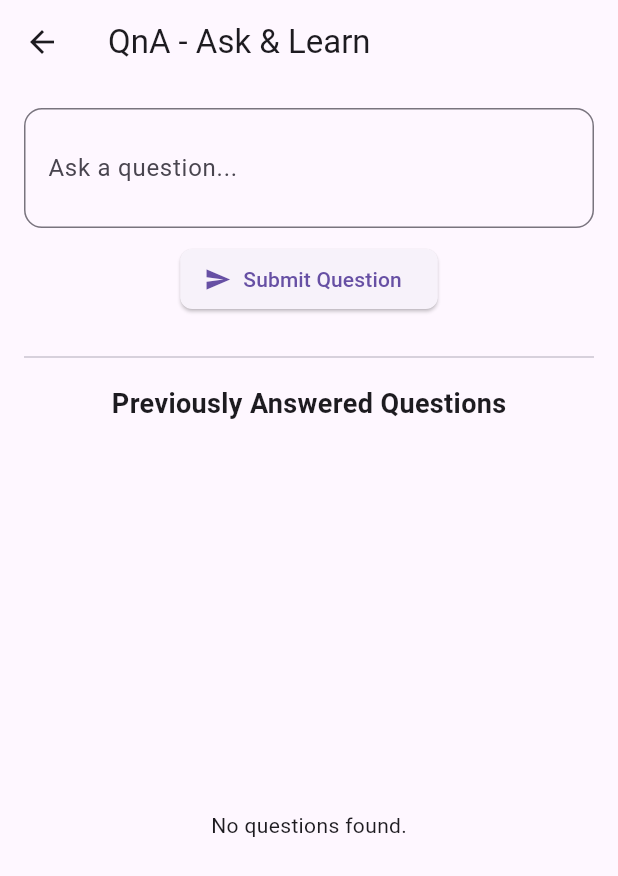
After one commit to hasanmehediii/CSE-2216-Project, a Flutter app: the QnAPage screen opened directly, after a tap on "Submit Question", on a phone screen of 412 x 824 dp. The commit adds this screen. Shown: the top 876 px of the screen. Run offline on Flutter 3.47's test engine with Material 3 defaults, Android fonts, the phone set to English and light mode, and no system bars; our stand-ins replace cached_network_image, cloud_firestore, firebase_core, flutter_dotenv, flutter_map, flutter_secure_storage and 6 more; accounts and stored records are empty; network calls fail; project files that could hold a hidden picture were left out.

Commit message:
qna added

```diff
--- a/lib/screens/Home.dart
+++ b/lib/screens/Home.dart
@@ -12,6 +12,8 @@ import 'home_screens/pro.dart';
 import 'home_screens/picpair.dart';
 import 'home_screens/video_lessons.dart';
 import 'home_screens/sentence_builder.dart';
+import 'home_screens/qna.dart';
+
 
 class HomeScreen extends StatefulWidget {
   const HomeScreen({super.key});
@@ -134,6 +136,7 @@ class _HomeScreenState extends State<HomeScreen> {
               _buildDrawerItem(Icons.check_circle_outline, "MCQ Test", const MCQTestPage()),
               _buildDrawerItem(Icons.image_search, "Flash Cards", const MatchPage()),
               _buildDrawerItem(Icons.text_snippet, "Sentence Builder", const SentenceBuilderGame()),
+              _buildDrawerItem(Icons.question_answer, "QnA", const QnAPage()),
               _buildDrawerItem(Icons.settings, "Settings", const SettingsPage()),
               const Spacer(),
               const Divider(),
--- /dev/null
+++ b/lib/screens/home_screens/qna.dart
@@ -0,0 +1,151 @@
+import 'dart:convert';
+import 'package:flutter/material.dart';
+import 'package:http/http.dart' as http;
+import 'package:flutter_dotenv/flutter_dotenv.dart';
+import '../../services/storage_service.dart';
+
+
+class QnAPage extends StatefulWidget {
+  const QnAPage({super.key});
+
+  @override
+  State<QnAPage> createState() => _QnAPageState();
+}
+
+class _QnAPageState extends State<QnAPage> {
+  final TextEditingController questionController = TextEditingController();
+  final String baseUrl = dotenv.env['BASE_URL']!;
+  List<dynamic> qnaList = [];
+  bool isLoading = false;
+
+  @override
+  void initState() {
+    super.initState();
+    fetchQnAs();
+  }
+
+  Future<void> fetchQnAs() async {
+    setState(() => isLoading = true);
+    try {
+      final response = await http.get(Uri.parse('$baseUrl/qna/all'));
+
+      if (response.statusCode == 200) {
+        setState(() {
+          qnaList = jsonDecode(response.body);
+        });
+      } else {
+        debugPrint('Failed to fetch QnAs');
+      }
+    } catch (e) {
+      debugPrint('Error fetching QnAs: $e');
+    }
+    setState(() => isLoading = false);
+  }
+
+  Future<void> submitQuestion() async {
+    final question = questionController.text.trim();
+    if (question.isEmpty) return;
+
+    try {
+      final token = await StorageService.getToken();  // Get token
+
+      final response = await http.post(
+        Uri.parse('$baseUrl/qna/ask'),
+        headers: {
+          'Content-Type': 'application/json',
+          'Authorization': 'Bearer $token',  // Add Authorization header
+        },
+        body: jsonEncode({'question': question}),
+      );
+
+      if (response.statusCode == 200) {
+        questionController.clear();
+        fetchQnAs(); // refresh after asking
+        ScaffoldMessenger.of(context).showSnackBar(
+          const SnackBar(content: Text('Question submitted!')),
+        );
+      } else {
+        debugPrint('Failed to submit question: ${response.statusCode}');
+        ScaffoldMessenger.of(context).showSnackBar(
+          SnackBar(content: Text('Failed to submit question: ${response.statusCode}')),
+        );
+      }
+    } catch (e) {
+      debugPrint('Error submitting question: $e');
+      ScaffoldMessenger.of(context).showSnackBar(
+        SnackBar(content: Text('Error submitting question: $e')),
+      );
+    }
+  }
+
+
+  @override
+  Widget build(BuildContext context) {
+    return Scaffold(
+      appBar: AppBar(
+        title: const Text('QnA - Ask & Learn'),
+      ),
+      body: Padding(
+        padding: const EdgeInsets.all(16),
+        child: Column(
+          children: [
+            // Question input
+            TextField(
+              controller: questionController,
+              maxLines: 2,
+              decoration: InputDecoration(
+                labelText: 'Ask a question...',
+                border: OutlineInputBorder(borderRadius: BorderRadius.circular(12)),
+              ),
+            ),
+            const SizedBox(height: 10),
+            ElevatedButton.icon(
+              onPressed: submitQuestion,
+              icon: const Icon(Icons.send),
+              label: const Text('Submit Question'),
+              style: ElevatedButton.styleFrom(
+                shape: RoundedRectangleBorder(borderRadius: BorderRadius.circular(8)),
+              ),
+            ),
+            const SizedBox(height: 20),
+            const Divider(),
+            const SizedBox(height: 10),
+            const Text('Previously Answered Questions', style: TextStyle(fontSize: 18, fontWeight: FontWeight.bold)),
+            const SizedBox(height: 10),
+            Expanded(
+              child: isLoading
+                  ? const Center(child: CircularProgressIndicator())
+                  : qnaList.isEmpty
+                  ? const Center(child: Text('No questions found.'))
+                  : ListView.builder(
+                itemCount: qnaList.length,
+                itemBuilder: (context, index) {
+                  final qna = qnaList[index];
+                  return Card(
+                    shape: RoundedRectangleBorder(borderRadius: BorderRadius.circular(12)),
+                    elevation: 3,
+                    margin: const EdgeInsets.symmetric(vertical: 8),
+                    child: Padding(
+                      padding: const EdgeInsets.all(12),
+                      child: Column(
+                        crossAxisAlignment: CrossAxisAlignment.start,
+                        children: [
+                          Text(
+                            'Q: ${qna["question"]}',
+                            style: const TextStyle(fontWeight: FontWeight.w600),
+                          ),
+                          const SizedBox(height: 8),
+                          Text('A: ${qna["answer"] ?? "Not answered yet"}'),
+                        ],
+                      ),
+                    ),
+                  );
+                },
+              ),
+            )
+          ],
+        ),
+      ),
+    );
+  }
+}
```
Also changed, not shown: lib/screens/admin_home_screen.dart (+14 -0 lines), lib/screens/home_screens/admin_qna.dart (added, +157 -0 lines), 3 other files.
